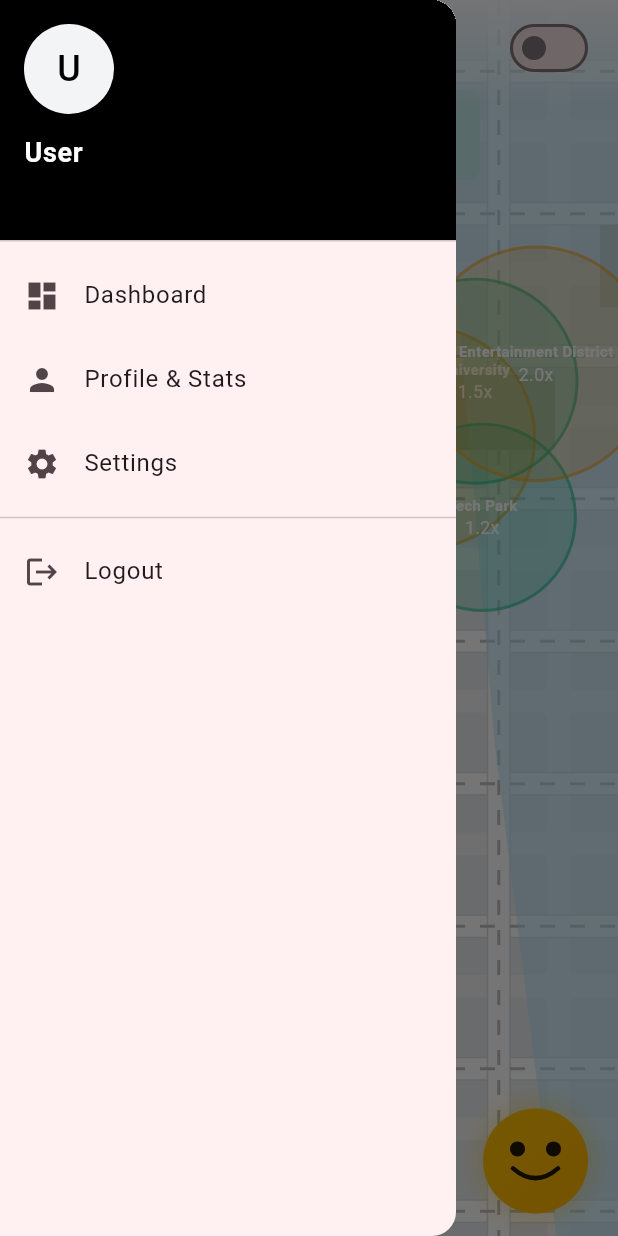
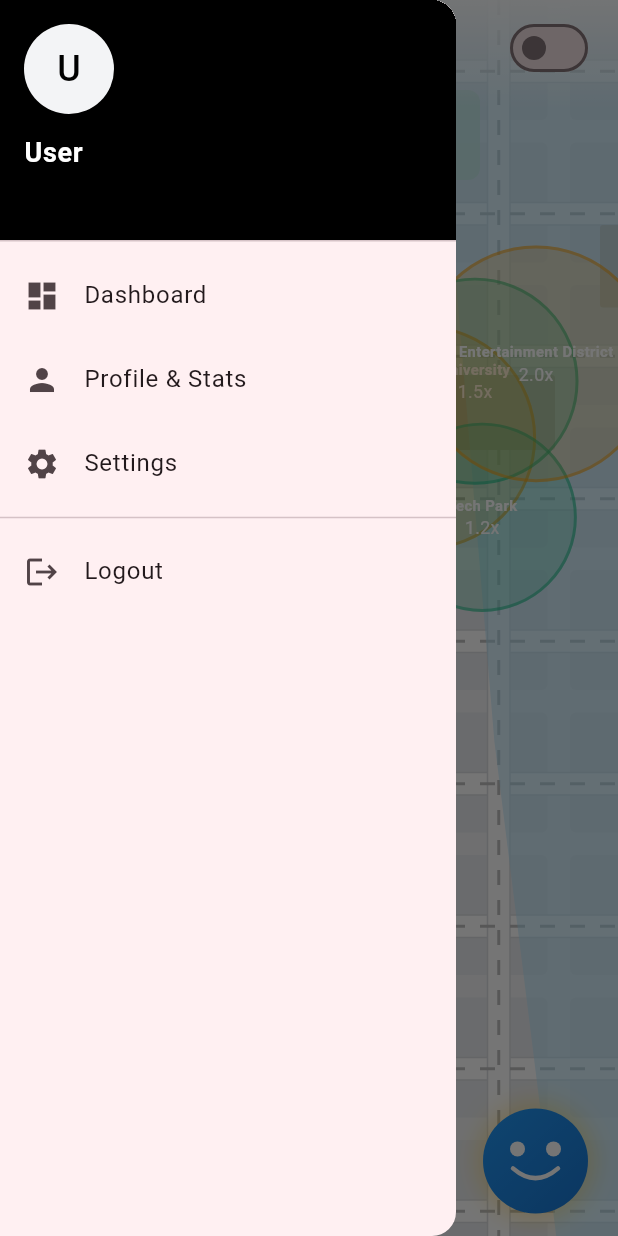
Before and after one commit to ioanamariaruginosu/JunctionXDelft-Uber-Attention-Seekers, a Flutter app: the DashboardPage screen opened by its route, after a tap on the "menu" icon, on a phone screen of 412 x 824 dp. Run offline on Flutter 3.47's test engine with Material 3 defaults, Android fonts, the phone set to English and light mode, and no system bars; our stand-ins replace fl_chart, go_router, google_fonts; accounts and stored records are empty.

Commit message:
fix: rename mascot widget

```diff
--- /dev/null
+++ b/devtools_options.yaml
@@ -0,0 +1,3 @@
+description: This file stores settings for Dart & Flutter DevTools.
+documentation: https://docs.flutter.dev/tools/devtools/extensions#configure-extension-enablement-states
+extensions:
--- a/lib/screens/dashboard_page.dart
+++ b/lib/screens/dashboard_page.dart
@@ -7,7 +7,7 @@ import '../services/mock_data_service.dart';
 import '../services/atlas_ai_service.dart';
 import '../services/notification_service.dart';
 import '../models/trip_model.dart';
-import '../widgets/atlas_widget.dart';
+import '../widgets/mascot_widget.dart';
 import '../widgets/popup_system.dart';
 import '../utils/theme.dart';
 
@@ -85,7 +85,7 @@ class _DashboardPageState extends State<DashboardPage> with TickerProviderStateM
           _buildTopBar(context, authService, mockData),
           if (mockData.currentTripRequest != null) _buildTripRequestCard(context, mockData, atlasService),
           if (mockData.activeTrip != null) _buildActiveTripCard(context, mockData),
-          const AtlasWidget(),
+          const MascotWidget(), // change icon
           const PopupSystem(),
         ],
       ),
--- a/lib/widgets/atlas_widget.dart
+++ b/lib/widgets/mascot_widget.dart
@@ -3,16 +3,16 @@ import 'package:provider/provider.dart';
 import 'dart:math' as math;
 import '../services/atlas_ai_service.dart';
 
-class AtlasWidget extends StatefulWidget {
-  const AtlasWidget({
+class MascotWidget extends StatefulWidget {
+  const MascotWidget({
     Key? key,
   }) : super(key: key);
 
   @override
-  State<AtlasWidget> createState() => _AtlasWidgetState();
+  State<MascotWidget> createState() => _MascotWidgetState();
 }
 
-class _AtlasWidgetState extends State<AtlasWidget> with TickerProviderStateMixin {
+class _MascotWidgetState extends State<MascotWidget> with TickerProviderStateMixin {
   late AnimationController _floatingController;
   late AnimationController _glowController;
   late AnimationController _rotationController;
@@ -84,6 +84,7 @@ class _AtlasWidgetState extends State<AtlasWidget> with TickerProviderStateMixin
     });
   }
 
+  // HERE ARE THE TIPS
   void _showNextTip() {
     final tips = [
       '💰 Downtown surge active! +2.5x earnings',
@@ -172,7 +173,8 @@ class _AtlasWidgetState extends State<AtlasWidget> with TickerProviderStateMixin
                       gradient: const LinearGradient(
                         begin: Alignment.topLeft,
                         end: Alignment.bottomRight,
-                        colors: [Color(0xFFFFC107), Color(0xFFFFB300)],
+                        //colors: [Color(0xFFFFC107), Color(0xFFFFB300)],
+                        colors: [Color(0xFF2196F3), Color(0xFF1976D2)],
                       ),
                       boxShadow: [
                         BoxShadow(
@@ -204,7 +206,8 @@ class HappyFacePainter extends CustomPainter {
 
     // Eyes
     final eyePaint = Paint()
-      ..color = Colors.black87
+      ..color = Colors.white
+      //..color = Color.blue
       ..style = PaintingStyle.fill;
 
     // Left eye
@@ -223,7 +226,7 @@ class HappyFacePainter extends CustomPainter {
 
     // Smile
     final smilePaint = Paint()
-      ..color = Colors.black87
+      ..color = Colors.white
       ..style = PaintingStyle.stroke
       ..strokeWidth = 3
       ..strokeCap = StrokeCap.round;
--- a/lib/widgets/popup_system.dart
+++ b/lib/widgets/popup_system.dart
@@ -90,6 +90,7 @@ class _NotificationPopupState extends State<NotificationPopup> with SingleTicker
   Widget build(BuildContext context) {
     final theme = Theme.of(context);
     final notification = widget.notification;
+
 
     return AnimatedBuilder(
       animation: _controller,
```
Also changed, not shown: pubspec.lock, 2 other files.
